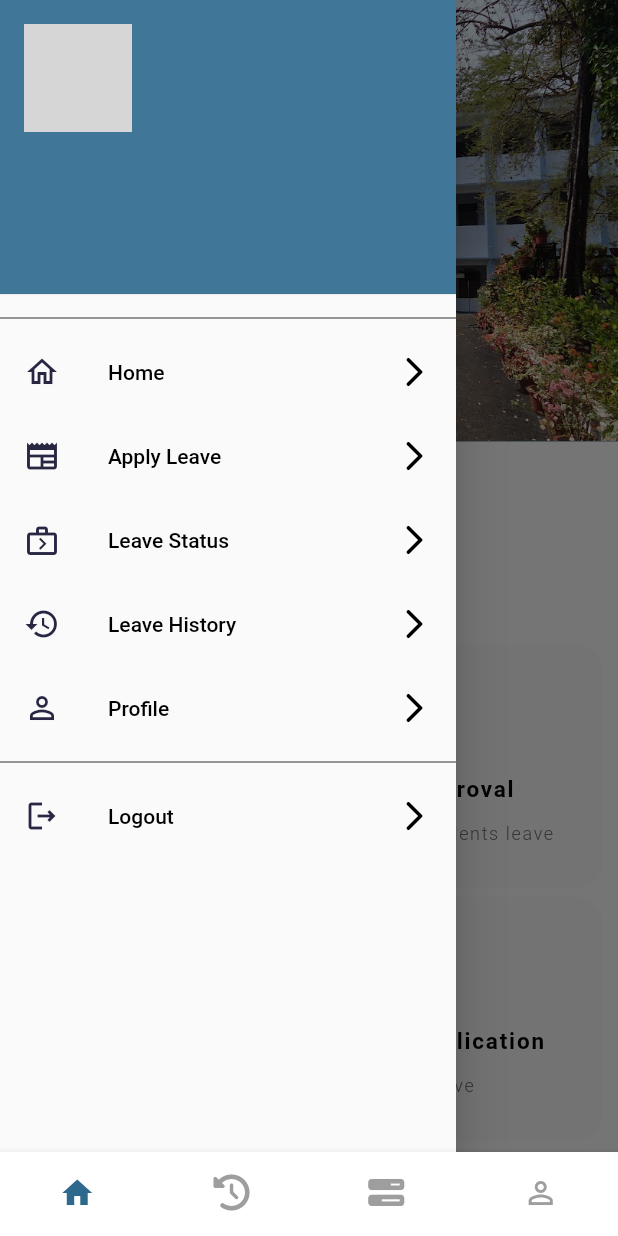
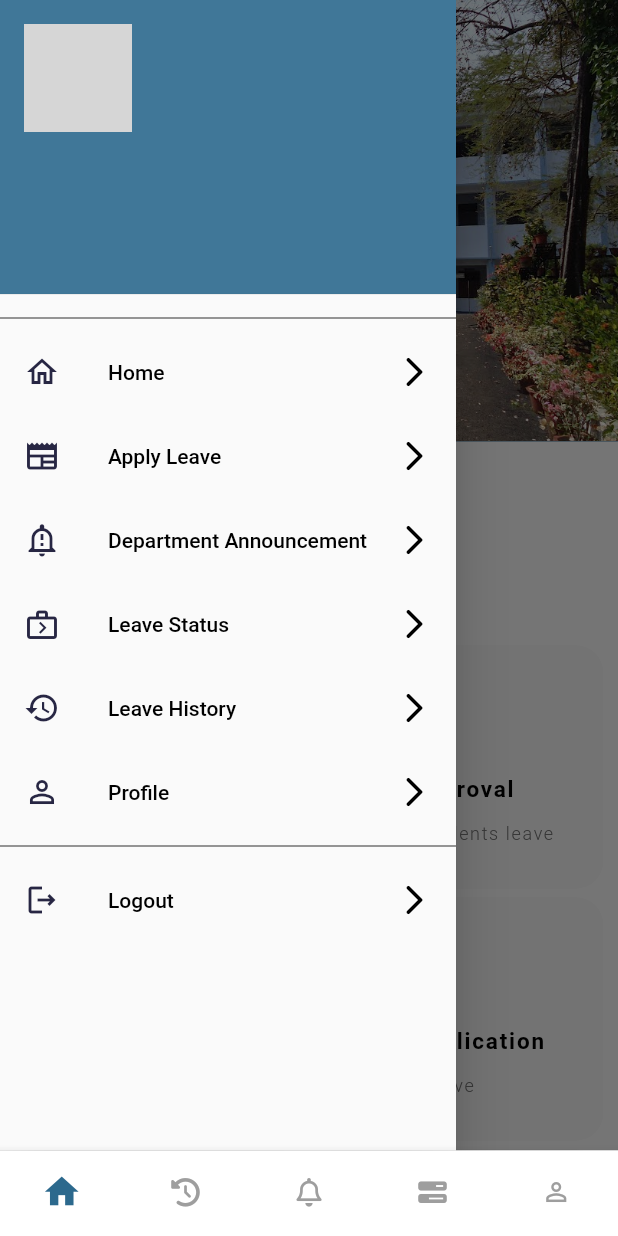
Before and after one commit to curiousTurkey/lm-staff, a Flutter app: the MainPage screen opened directly, with the side drawer open, on a phone screen of 412 x 824 dp. Run offline on Flutter 3.47's test engine with Material 2 defaults, Android fonts, the light colour scheme and no system bars; our stand-ins replace cloud_firestore, dots_indicator, firebase_auth, firebase_core, firebase_storage, flutter_spinkit and 3 more; missing offline and left inert: flutter_initicon; accounts and stored records are empty; network calls fail; grey boxes are pictures that could not be loaded.

Commit message:
Announcement completed

```diff
--- a/lib/AppScreens/HomePage.dart
+++ b/lib/AppScreens/HomePage.dart
@@ -142,6 +142,7 @@ class _HomeScreenState extends State<HomeScreen> {
                             onTap: () {
                               Navigator.push(context, MaterialPageRoute(builder: (_) => const LeaveStatus()));
                             }),
+
                         homeContainer(
                             context: context,
                             description: "History of leave",
--- a/lib/AppScreens/MainScreen.dart
+++ b/lib/AppScreens/MainScreen.dart
@@ -4,6 +4,7 @@ import 'package:font_awesome_flutter/font_awesome_flutter.dart';
 import 'package:lms_staff/AppScreens/LeaveHistory.dart';
 import 'package:lms_staff/AppScreens/LeaveStatus.dart';
 import 'package:lms_staff/AppScreens/Profile.dart';
+import 'package:lms_staff/AppScreens/ViewDepartmentAnnouncement.dart';
 import 'package:lms_staff/Models/StaffModel.dart';
 import 'package:lms_staff/ReusableUtils/Colors.dart' as color_mode;
 import 'package:lms_staff/Staff%20Provider/StaffProvider.dart';
@@ -56,6 +57,7 @@ class _MainPageState extends State<MainPage> {
           children: const [
             HomeScreen(),
             LeaveHistory(),
+            DepartmentAnnouncement(),
             LeaveStatus(),
             ProfileScreen()
           ],
@@ -80,27 +82,33 @@ class _MainPageState extends State<MainPage> {
           showUnselectedLabels: false,
           items: [
             BottomNavigationBarItem(
-              icon: const Icon(Icons.home_outlined),
+              icon: const Icon(Icons.home_outlined,size: 21,),
               label: "Home",
-              activeIcon: Icon(Icons.home,color: color_mode.secondaryColor2,),
+              activeIcon: Icon(Icons.home,color: color_mode.secondaryColor2,size: 27,),
               backgroundColor: color_mode.primaryColor,
             ),
             BottomNavigationBarItem(
-              icon: const Icon(FontAwesomeIcons.history),
+              icon: const Icon(FontAwesomeIcons.history,size: 19,),
               label: "Leave History",
-              activeIcon:Icon(FontAwesomeIcons.history,color: color_mode.secondaryColor2,),
+              activeIcon:Icon(FontAwesomeIcons.history,color: color_mode.secondaryColor2,size: 24,),
               backgroundColor: color_mode.primaryColor,
             ),
             BottomNavigationBarItem(
-              icon: const Icon(FontAwesomeIcons.barsProgress),
-              label: "Leave Status",
-              activeIcon:Icon(FontAwesomeIcons.barsProgress,color: color_mode.secondaryColor2,),
+              icon: const Icon(FontAwesomeIcons.bell,size: 19,),
+              label: "Department Announcements",
+              activeIcon:Icon(Icons.notifications_active,color: color_mode.secondaryColor2,size: 27,),
               backgroundColor: color_mode.primaryColor,
             ),
             BottomNavigationBarItem(
-              icon: const Icon(Icons.person_outline_outlined),
+              icon: const Icon(FontAwesomeIcons.barsProgress,size: 19,),
+              label: "Leave Status",
+              activeIcon:Icon(FontAwesomeIcons.barsProgress,color: color_mode.secondaryColor2,size: 24,),
+              backgroundColor: color_mode.primaryColor,
+            ),
+            BottomNavigationBarItem(
+              icon: const Icon(Icons.person_outline_outlined,size: 20,),
               label: "Profile",
-              activeIcon:Icon(Icons.person,color: color_mode.secondaryColor2,),
+              activeIcon:Icon(Icons.person,color: color_mode.secondaryColor2,size: 26,),
               backgroundColor: color_mode.primaryColor,
             ),
           ],
--- a/lib/ReusableUtils/Staff/SideBar.dart
+++ b/lib/ReusableUtils/Staff/SideBar.dart
@@ -1,3 +1,4 @@
+import 'package:font_awesome_flutter/font_awesome_flutter.dart';
 import 'package:lms_staff/AppScreens/Announcement.dart';
 import 'package:lms_staff/AppScreens/HomePage.dart';
 import 'package:lms_staff/AppScreens/LeaveApplication.dart';
@@ -7,6 +8,7 @@ import 'package:lms_staff/AppScreens/Profile.dart';
 import 'package:lms_staff/AppScreens/StaffLogin.dart';
 import 'package:lms_staff/AppScreens/StudentLeave.dart';
 import 'package:lms_staff/AppScreens/TimeTablePublish.dart';
+import 'package:lms_staff/AppScreens/ViewDepartmentAnnouncement.dart';
 import 'package:lms_staff/Resources/StaffAuthMethods.dart';
 import 'package:lms_staff/ReusableUtils/Responsive.dart' as resize;
 import 'package:lms_staff/ReusableUtils/Colors.dart' as color_mode;
@@ -125,7 +127,7 @@ class _SideBarState extends State<SideBar> {
               }),
           (staffModel.isClassTeacher == true)?
           sidebarListTile(
-              leadingIcon: Icons.sms_failed_outlined,
+              leadingIcon: Icons.notifications_outlined,
               title: 'Class Announcement',
               onTap: (){
                 Navigator.pop(context);
@@ -152,6 +154,13 @@ class _SideBarState extends State<SideBar> {
               onTap: (){
                 Navigator.pop(context);
                 Navigator.push(context, CustomPageRouteSide(child: const LeaveApply()));
+              }),
+          sidebarListTile(
+              title: 'Department Announcement',
+              leadingIcon: Icons.notification_important_outlined,
+              onTap: (){
+                Navigator.pop(context);
+                Navigator.push(context, CustomPageRouteSide(child: const DepartmentAnnouncement()));
               }),
           sidebarListTile(
               title: 'Leave Status',
```
Also changed, not shown: lib/AppScreens/ViewDepartmentAnnouncement.dart (added, +158 -0 lines).
